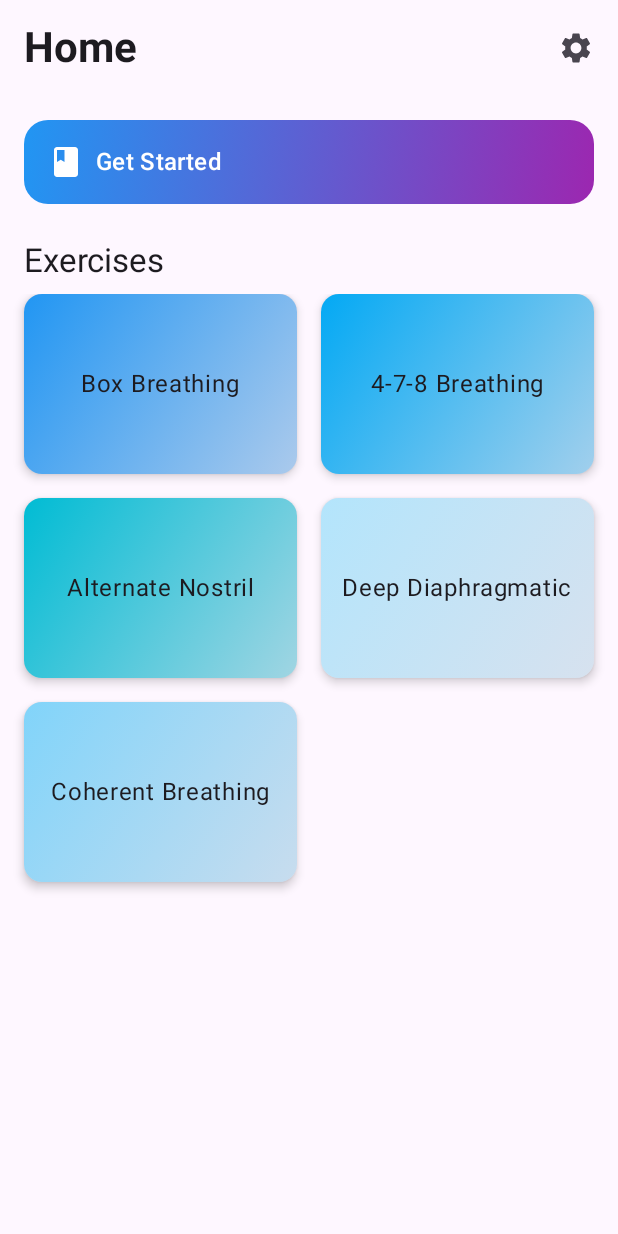
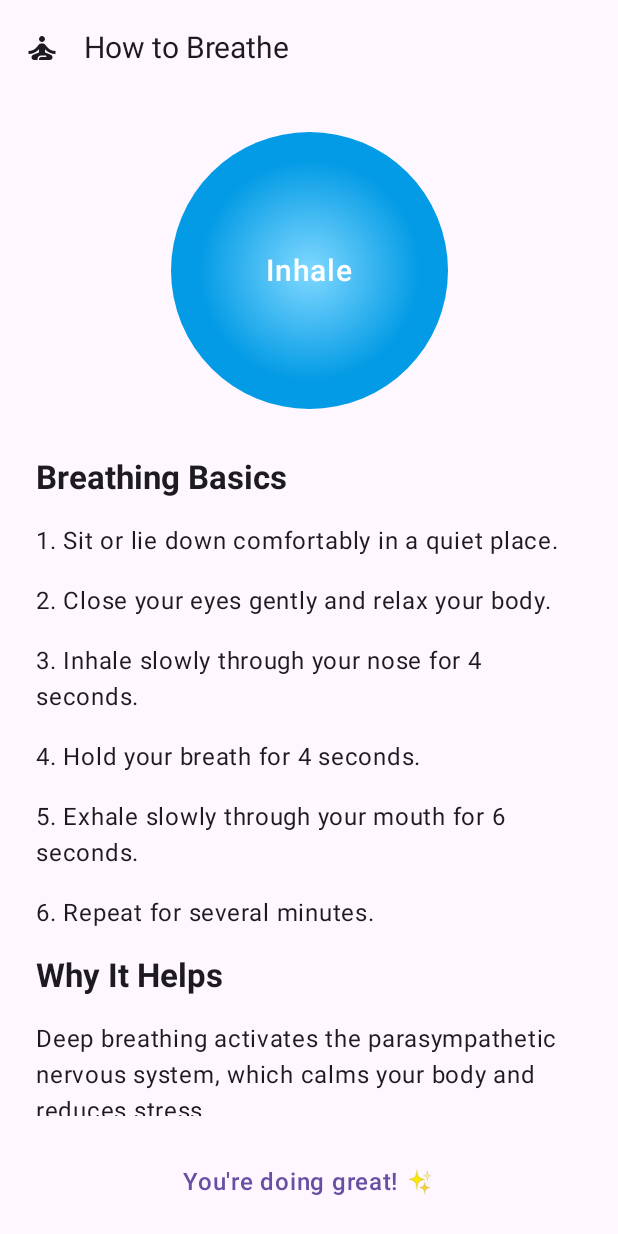
Before and after one commit to marioloncar/Inhale-Exhale-ComposeMultiplatform, an Android app built with Jetpack Compose: the screen it shows after launch (MainActivity), after a tap on "Get Started", on a phone screen of 412 x 824 dp. Run offline under Robolectric (Android 15) with nearby library versions, the phone set to English and light mode, and no system bars.

Commit message:
feat: add tutorial screen

```diff
--- a/composeApp/src/commonMain/kotlin/com/autogenie/autogenic/App.kt
+++ b/composeApp/src/commonMain/kotlin/com/autogenie/autogenic/App.kt
@@ -12,6 +12,7 @@ import com.autogenie.autogenic.feature.home.HomeViewModel
 import com.autogenie.autogenic.feature.home.ui.HomeScreen
 import com.autogenie.autogenic.feature.settings.SettingsViewModel
 import com.autogenie.autogenic.feature.settings.ui.SettingsScreen
+import com.autogenie.autogenic.feature.tutorial.ui.TutorialScreen
 import org.jetbrains.compose.ui.tooling.preview.Preview
 
 @Composable
@@ -43,7 +44,8 @@ fun AppNavigation() {
             HomeScreen(
                 viewModel = homeViewModel,
                 onExerciseClick = { id -> navController.navigate("exercise/$id") },
-                onSettingsClick = { navController.navigate("settings") }
+                onSettingsClick = { navController.navigate("settings") },
+                onGetStartedClick = { navController.navigate("tutorial") },
             )
         }
 
@@ -62,5 +64,9 @@ fun AppNavigation() {
                 viewModel = settingsViewModel,
                 onBackClick = { navController.popBackStack() })
         }
+
+        composable("tutorial") { backstackEntry ->
+            TutorialScreen(onBackClick = { navController.popBackStack() })
+        }
     }
 }
--- a/composeApp/src/commonMain/kotlin/com/autogenie/autogenic/data/trainings/data/TrainingsRepositoryImpl.kt
+++ b/composeApp/src/commonMain/kotlin/com/autogenie/autogenic/data/trainings/data/TrainingsRepositoryImpl.kt
@@ -7,6 +7,7 @@ import com.autogenie.autogenic.data.trainings.domain.model.Training
 import kotlinx.coroutines.delay
 import kotlinx.coroutines.flow.Flow
 import kotlinx.coroutines.flow.flow
+import kotlin.random.Random
 
 class TrainingsRepositoryImpl(
     val trainingsRemoteSource: TrainingsRemoteSource
@@ -14,7 +15,7 @@ class TrainingsRepositoryImpl(
 
     override fun trainings(): Flow<List<Training>> {
         return flow {
-            delay(200) // simulate network call
+            delay(Random.nextLong(1, 1200)) // simulate network call
             emit(trainingsRemoteSource.fetchTrainings().map(TrainingDto::toDomain))
         }
     }
--- a/composeApp/src/commonMain/kotlin/com/autogenie/autogenic/feature/home/ui/HomeScreen.kt
+++ b/composeApp/src/commonMain/kotlin/com/autogenie/autogenic/feature/home/ui/HomeScreen.kt
@@ -29,6 +29,7 @@ fun HomeScreen(
     viewModel: HomeViewModel,
     onExerciseClick: (String) -> Unit,
     onSettingsClick: () -> Unit,
+    onGetStartedClick: () -> Unit,
 ) {
 
     val uiState by viewModel.uiState.collectAsState()
@@ -62,9 +63,7 @@ fun HomeScreen(
         ) {
             GetStartedBanner(
                 title = "Get Started",
-                onClick = {
-                    // Navigate to Learn screen
-                }
+                onClick = onGetStartedClick
             )
 
             SectionTitle(title = "Exercises")
@@ -171,6 +170,7 @@ fun HomeScreenPreview() {
     HomeScreen(
         viewModel = HomeViewModel(AppContainer.observeTrainingsUseCase),
         onExerciseClick = {},
-        onSettingsClick = {}
+        onSettingsClick = {},
+        onGetStartedClick = {}
     )
 }
--- a/composeApp/src/commonMain/kotlin/com/autogenie/autogenic/feature/settings/SettingsViewModel.kt
+++ b/composeApp/src/commonMain/kotlin/com/autogenie/autogenic/feature/settings/SettingsViewModel.kt
@@ -4,7 +4,6 @@ import androidx.lifecycle.ViewModel
 import androidx.lifecycle.viewModelScope
 import com.autogenie.autogenic.data.preferences.domain.PreferencesRepository
 import com.autogenie.autogenic.feature.settings.ui.model.SettingsUiState
-import kotlinx.coroutines.Dispatchers
 import kotlinx.coroutines.flow.MutableStateFlow
 import kotlinx.coroutines.flow.asStateFlow
 import kotlinx.coroutines.flow.combine
@@ -37,7 +36,7 @@ class SettingsViewModel(
     }
 
     fun setTheme(id: String) {
-        viewModelScope.launch(Dispatchers.Default) {
+        viewModelScope.launch {
             preferencesRepository.setTheme(id)
         }
     }
--- /dev/null
+++ b/composeApp/src/commonMain/kotlin/com/autogenie/autogenic/feature/tutorial/ui/TutorialScreen.kt
@@ -0,0 +1,125 @@
+package com.autogenie.autogenic.feature.tutorial.ui
+
+import androidx.compose.animation.core.*
+import androidx.compose.foundation.background
+import androidx.compose.foundation.layout.*
+import androidx.compose.foundation.rememberScrollState
+import androidx.compose.foundation.shape.RoundedCornerShape
+import androidx.compose.foundation.verticalScroll
+import androidx.compose.material.icons.Icons
+import androidx.compose.material.icons.filled.SelfImprovement
+import androidx.compose.material3.*
+import androidx.compose.runtime.*
+import androidx.compose.ui.Alignment
+import androidx.compose.ui.Modifier
+import androidx.compose.ui.draw.clip
+import androidx.compose.ui.graphics.Brush
+import androidx.compose.ui.graphics.Color
+import androidx.compose.ui.text.font.FontWeight
+import androidx.compose.ui.unit.dp
+import androidx.compose.ui.unit.sp
+import kotlinx.coroutines.delay
+
+@OptIn(ExperimentalMaterial3Api::class)
+@Composable
+fun TutorialScreen(
+    onBackClick: () -> Unit
+) {
+    var isInhale by remember { mutableStateOf(true) }
+
+    val pulseTransition = rememberInfiniteTransition(label = "breathing_pulse")
+    val size by pulseTransition.animateFloat(
+        initialValue = 120f,
+        targetValue = 200f,
+        animationSpec = infiniteRepeatable(
+            animation = tween(4000),
+            repeatMode = RepeatMode.Reverse
+        ),
+        label = "pulse"
+    )
+
+    LaunchedEffect(Unit) {
+        while (true) {
+            delay(4000)
+            isInhale = !isInhale
+        }
+    }
+
+    Scaffold(
+        topBar = {
+            TopAppBar(
+                title = { Text("How to Breathe", fontSize = 20.sp) },
+                navigationIcon = {
+                    IconButton(onClick = onBackClick) {
+                        Icon(Icons.Default.SelfImprovement, contentDescription = "Back")
+                    }
+                }
+            )
+        }
+    ) { padding ->
+        Column(
+            modifier = Modifier
+                .padding(padding)
+                .fillMaxSize()
+                .padding(24.dp),
+            verticalArrangement = Arrangement.spacedBy(32.dp),
+            horizontalAlignment = Alignment.CenterHorizontally
+        ) {
+
+            Box(
+                modifier = Modifier
+                    .size(size.dp)
+                    .clip(RoundedCornerShape(100.dp))
+                    .background(
+                        Brush.radialGradient(
+                            colors = listOf(Color(0xFF80D8FF), Color(0xFF039BE5)),
+                            radius = size * 0.6f
+                        )
+                    ),
+                contentAlignment = Alignment.Center
+            ) {
+                Text(
+                    text = if (isInhale) "Inhale" else "Exhale",
+                    color = Color.White,
+                    fontSize = 20.sp,
+                    fontWeight = FontWeight.SemiBold
+                )
+            }
+
+            // Instructions
+            Column(
+                verticalArrangement = Arrangement.spacedBy(16.dp),
+                modifier = Modifier
+                    .fillMaxWidth()
+                    .weight(1f)
+                    .verticalScroll(rememberScrollState())
+            ) {
+                Text(
+                    "Breathing Basics",
+                    style = MaterialTheme.typography.titleLarge,
+                    fontWeight = FontWeight.Bold
+                )
+                Text("1. Sit or lie down comfortably in a quiet place.")
+                Text("2. Close your eyes gently and relax your body.")
+                Text("3. Inhale slowly through your nose for 4 seconds.")
+                Text("4. Hold your breath for 4 seconds.")
+                Text("5. Exhale slowly through your mouth for 6 seconds.")
+                Text("6. Repeat for several minutes.")
+
+                Text(
+                    "Why It Helps",
+                    style = MaterialTheme.typography.titleLarge,
+                    fontWeight = FontWeight.Bold
+                )
+                Text("Deep breathing activates the parasympathetic nervous system, which calms your body and reduces stress.")
+            }
+
+            Text(
+                text = "You're doing great! ✨",
+                fontSize = 16.sp,
+                color = MaterialTheme.colorScheme.primary,
+                fontWeight = FontWeight.Medium
+            )
+        }
+    }
+}
```
Also changed, not shown: 1 other file.
